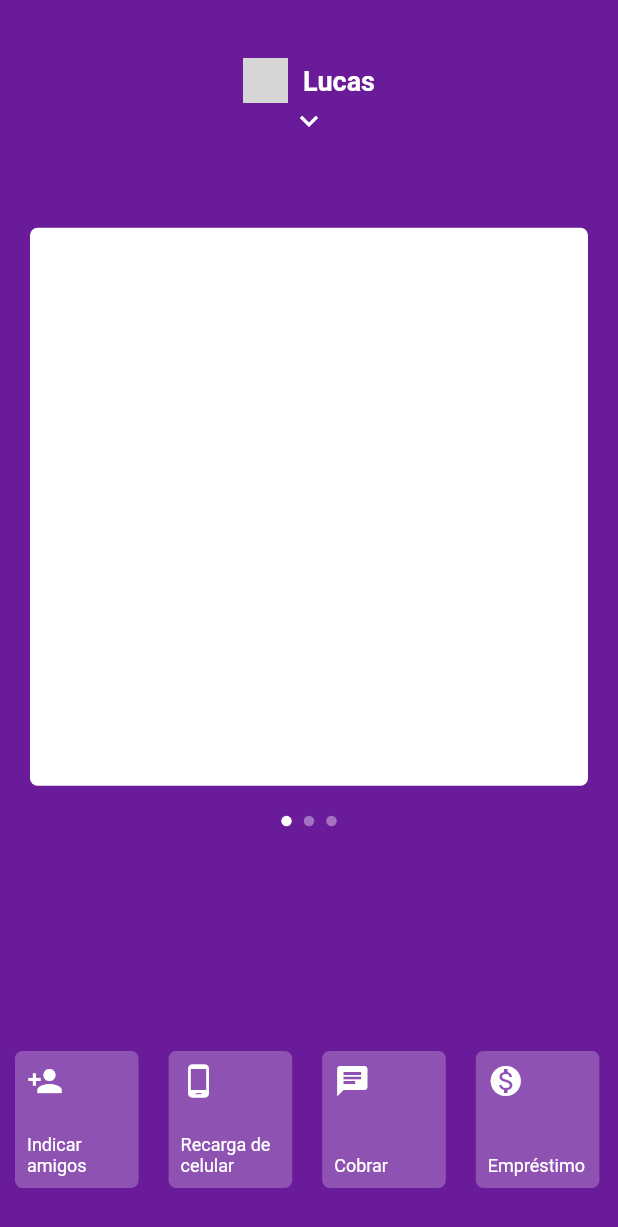
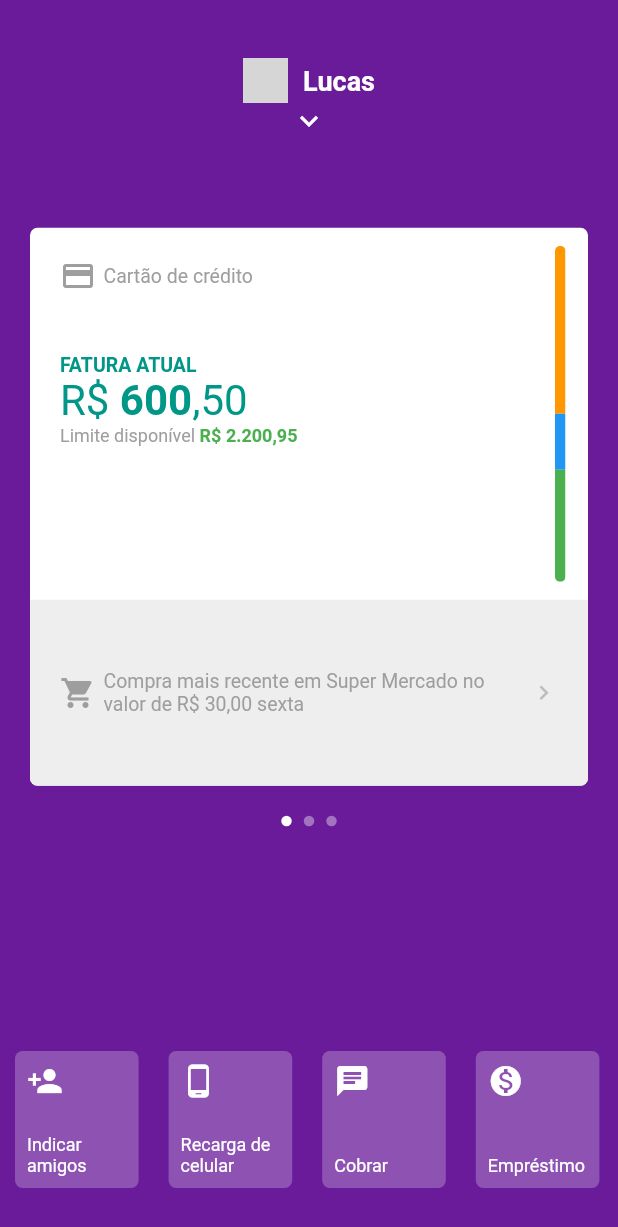
Before and after one commit to lucasaecio/nubank-flutter-interface, a Flutter app: the screen it shows after launch, on a phone screen of 412 x 824 dp. Shown: the top 1227 px of the screen. Run offline on Flutter 3.47's test engine with Material 2 defaults, Android fonts, the phone set to English and light mode, and no system bars; network calls fail; grey boxes are pictures that could not be loaded.

Commit message:
Implementação do primeiro card e melhorias

```diff
--- a/lib/pages/home/home_page.dart
+++ b/lib/pages/home/home_page.dart
@@ -1,6 +1,7 @@
 import 'package:flutter/widgets.dart';
 
 import 'package:flutter/material.dart';
+import 'package:flutter_nubank_interface/pages/home/widgets/bottom_menu.dart';
 import 'package:flutter_nubank_interface/pages/home/widgets/item_menu_bottom.dart';
 import 'package:flutter_nubank_interface/pages/home/widgets/menu_app.dart';
 import 'package:flutter_nubank_interface/pages/home/widgets/my_app_bart.dart';
@@ -101,44 +102,9 @@ class _HomePageState extends State<HomePage> {
             currentIndex: _currentIndex,
             showMenu: _showMenu,
           ),
-          AnimatedPositioned(
-            duration: Duration(milliseconds: 150),
-            bottom: !_showMenu ? 20 : 0,
-            left: 0,
-            right: 0,
-            height: _screenHeight * 0.14,
-            child: IgnorePointer(
-              ignoring: _showMenu,
-              child: AnimatedOpacity(
-                duration: Duration(milliseconds: 150),
-                opacity: !_showMenu ? 1 : 0,
-                child: Container(
-                    child: ListView(
-                  physics: BouncingScrollPhysics(),
-                  scrollDirection: Axis.horizontal,
-                  children: [
-                    ItemMenuBottom(
-                        icon: Icons.person_add, text: "Indicar amigos"),
-                    ItemMenuBottom(
-                        icon: Icons.phone_android, text: "Recarga de celular"),
-                    ItemMenuBottom(icon: Icons.chat, text: "Cobrar"),
-                    ItemMenuBottom(
-                        icon: Icons.monetization_on, text: "Empréstimo"),
-                    ItemMenuBottom(
-                        icon: Icons.move_to_inbox, text: "Depositar"),
-                    ItemMenuBottom(
-                        icon: Icons.mobile_screen_share, text: "Transferir"),
-                    ItemMenuBottom(
-                        icon: Icons.format_align_center,
-                        text: "Ajustar limite"),
-                    ItemMenuBottom(
-                        icon: Icons.chrome_reader_mode, text: "Pagar"),
-                    ItemMenuBottom(
-                        icon: Icons.lock_open, text: "Bloquear cartão"),
-                  ],
-                )),
-              ),
-            ),
+          BottomMenu(
+            showMenu: _showMenu,
+            screenHeight: _screenHeight,
           ),
         ],
       ),
--- /dev/null
+++ b/lib/pages/home/widgets/bottom_menu.dart
@@ -0,0 +1,47 @@
+import 'package:flutter/material.dart';
+import 'package:flutter_nubank_interface/pages/home/widgets/item_menu_bottom.dart';
+
+class BottomMenu extends StatelessWidget {
+  final double screenHeight;
+  final bool showMenu;
+
+  const BottomMenu({Key key, this.screenHeight, this.showMenu})
+      : super(key: key);
+
+  @override
+  Widget build(BuildContext context) {
+    return AnimatedPositioned(
+      duration: Duration(milliseconds: 150),
+      bottom: !showMenu ? 20 : 0,
+      left: 0,
+      right: 0,
+      height: screenHeight * 0.14,
+      child: IgnorePointer(
+        ignoring: showMenu,
+        child: AnimatedOpacity(
+          duration: Duration(milliseconds: 150),
+          opacity: !showMenu ? 1 : 0,
+          child: Container(
+              child: ListView(
+            physics: BouncingScrollPhysics(),
+            scrollDirection: Axis.horizontal,
+            children: [
+              ItemMenuBottom(icon: Icons.person_add, text: "Indicar amigos"),
+              ItemMenuBottom(
+                  icon: Icons.phone_android, text: "Recarga de celular"),
+              ItemMenuBottom(icon: Icons.chat, text: "Cobrar"),
+              ItemMenuBottom(icon: Icons.monetization_on, text: "Empréstimo"),
+              ItemMenuBottom(icon: Icons.move_to_inbox, text: "Depositar"),
+              ItemMenuBottom(
+                  icon: Icons.mobile_screen_share, text: "Transferir"),
+              ItemMenuBottom(
+                  icon: Icons.format_align_center, text: "Ajustar limite"),
+              ItemMenuBottom(icon: Icons.chrome_reader_mode, text: "Pagar"),
+              ItemMenuBottom(icon: Icons.lock_open, text: "Bloquear cartão"),
+            ],
+          )),
+        ),
+      ),
+    );
+  }
+}
--- a/lib/pages/home/widgets/card_app.dart
+++ b/lib/pages/home/widgets/card_app.dart
@@ -1,11 +1,16 @@
 import 'package:flutter/material.dart';
 
 class CardApp extends StatelessWidget {
+  final Widget child;
+
+  const CardApp({Key key, this.child}) : super(key: key);
+
   @override
   Widget build(BuildContext context) {
     return Padding(
       padding: const EdgeInsets.all(20),
       child: Container(
+        child: child,
         decoration: BoxDecoration(
           borderRadius: BorderRadius.circular(5),
           color: Colors.white,
--- /dev/null
+++ b/lib/pages/home/widgets/first_card.dart
@@ -0,0 +1,159 @@
+import 'package:flutter/material.dart';
+
+class FirstCard extends StatelessWidget {
+  @override
+  Widget build(BuildContext context) {
+    return ClipRRect(
+      borderRadius: BorderRadius.circular(5),
+      child: Column(
+        children: [
+          Expanded(
+            flex: 2,
+            child: Container(
+                child: Row(
+              children: [
+                Expanded(
+                  child: Column(
+                    crossAxisAlignment: CrossAxisAlignment.start,
+                    children: [
+                      Padding(
+                        padding: const EdgeInsets.all(20),
+                        child: Row(
+                          children: [
+                            Icon(Icons.credit_card, color: Colors.grey),
+                            SizedBox(width: 5),
+                            Text(
+                              "Cartão de crédito",
+                              style:
+                                  TextStyle(color: Colors.grey, fontSize: 13),
+                            )
+                          ],
+                        ),
+                      ),
+                      Padding(
+                        padding: const EdgeInsets.only(
+                            left: 20, top: 20, bottom: 20),
+                        child: SizedBox(
+                          width: double.infinity,
+                          child: Column(
+                            crossAxisAlignment: CrossAxisAlignment.start,
+                            children: [
+                              Text(
+                                "FATURA ATUAL",
+                                textAlign: TextAlign.start,
+                                style: TextStyle(
+                                  color: Colors.teal,
+                                  fontSize: 13,
+                                  fontWeight: FontWeight.bold,
+                                ),
+                              ),
+                              Text.rich(
+                                TextSpan(text: "R\$ ", children: [
+                                  TextSpan(
+                                      text: "600",
+                                      style: TextStyle(
+                                        fontWeight: FontWeight.bold,
+                                      )),
+                                  TextSpan(text: ",50"),
+                                ]),
+                                textAlign: TextAlign.start,
+                                style: TextStyle(
+                                  color: Colors.teal,
+                                  fontSize: 28,
+                                ),
+                              ),
+                              Text.rich(
+                                TextSpan(text: "Limite disponível", children: [
+                                  TextSpan(
+                                      text: " R\$ 2.200,95",
+                                      style: TextStyle(
+                                        color: Colors.green,
+                                        fontWeight: FontWeight.bold,
+                                      )),
+                                ]),
+                                textAlign: TextAlign.start,
+                                style: TextStyle(
+                                  color: Colors.grey,
+                                  fontSize: 12,
+                                ),
+                              ),
+                            ],
+                          ),
+                        ),
+                      )
+                    ],
+                  ),
+                ),
+                Padding(
+                  padding: const EdgeInsets.only(
+                    top: 12,
+                    bottom: 12,
+                    left: 10,
+                    right: 15,
+                  ),
+                  child: ClipRRect(
+                    borderRadius: BorderRadius.circular(5),
+                    child: Container(
+                        child: Column(
+                          children: [
+                            Expanded(
+                              flex: 3,
+                              child: Container(
+                                color: Colors.orange,
+                              ),
+                            ),
+                            Expanded(
+                              flex: 1,
+                              child: Container(
+                                color: Colors.blue,
+                              ),
+                            ),
+                            Expanded(
+                              flex: 2,
+                              child: Container(
+                                color: Colors.green,
+                              ),
+                            ),
+                          ],
+                        ),
+                        width: 7,
+                        decoration: BoxDecoration(
+                          borderRadius: BorderRadius.circular(5),
+                        )),
+                  ),
+                ),
+              ],
+            )),
+          ),
+          Expanded(
+            flex: 1,
+            child: Container(
+              child: Padding(
+                padding: const EdgeInsets.all(20),
+                child: Row(
+                  mainAxisAlignment: MainAxisAlignment.spaceBetween,
+                  children: [
+                    Icon(Icons.shopping_cart, color: Colors.grey),
+                    SizedBox(width: 5),
+                    Flexible(
+                      child: Text(
+                        "Compra mais recente em Super Mercado no valor de R\$ 30,00 sexta",
+                        style: TextStyle(color: Colors.grey, fontSize: 13),
+                      ),
+                    ),
+                    Icon(
+                      Icons.chevron_right,
+                      color: Colors.grey[400],
+                      size: 19,
+                    ),
+                  ],
+                ),
+              ),
+              color: Colors.grey[200],
+            ),
+          ),
+        ],
+      ),
+    );
+  }
+}
--- a/lib/pages/home/widgets/page_view_app.dart
+++ b/lib/pages/home/widgets/page_view_app.dart
@@ -1,5 +1,6 @@
 import 'package:flutter/material.dart';
 import 'package:flutter_nubank_interface/pages/home/widgets/card_app.dart';
+import 'package:flutter_nubank_interface/pages/home/widgets/first_card.dart';
 
 class PageViewApp extends StatelessWidget {
   final double top;
@@ -28,7 +29,9 @@ class PageViewApp extends StatelessWidget {
               ? NeverScrollableScrollPhysics()
               : BouncingScrollPhysics(),
           children: [
-            CardApp(),
+            CardApp(
+              child: FirstCard(),
+            ),
             CardApp(),
             CardApp(),
           ],
```
